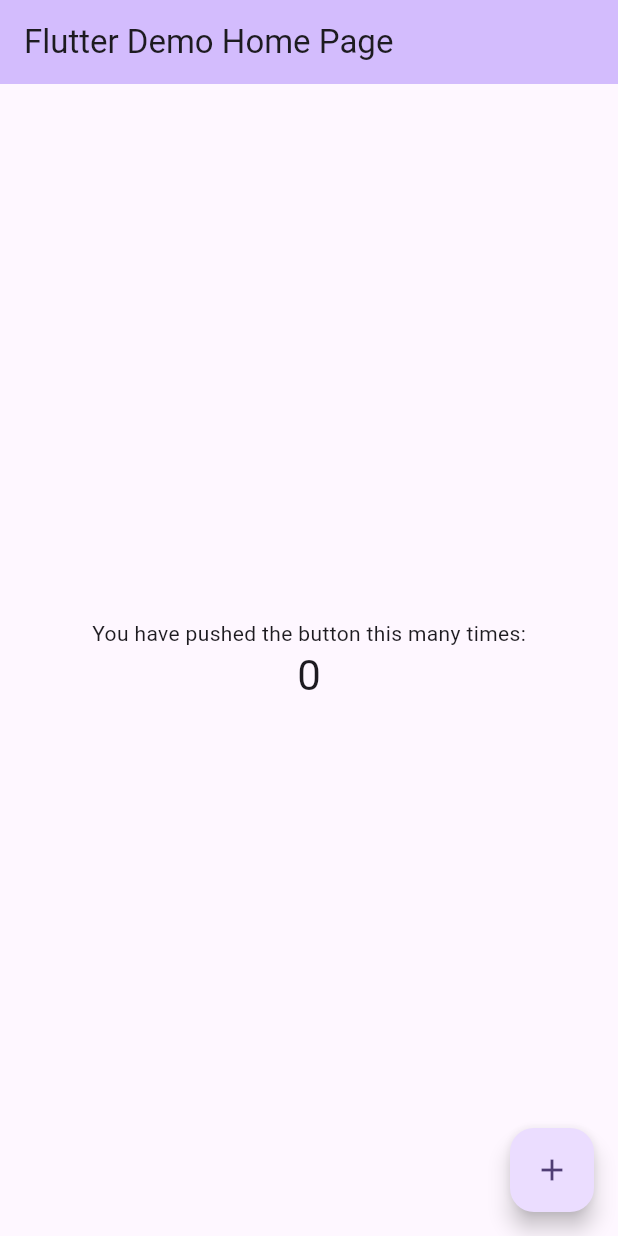
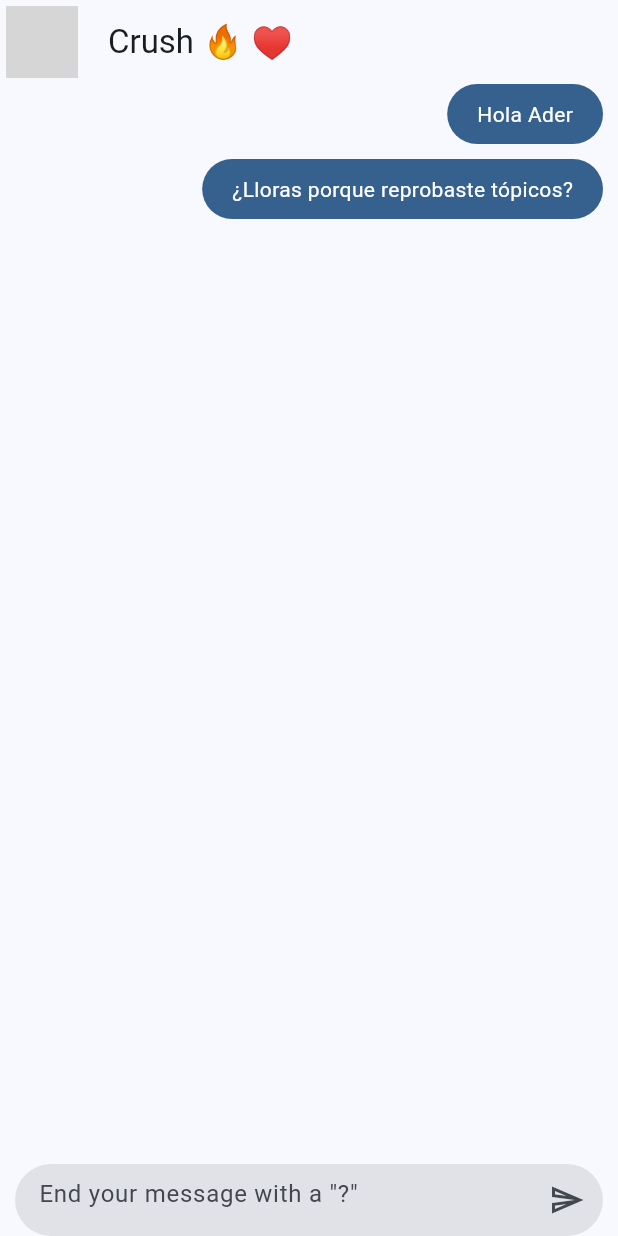
Before and after one commit to RodrigoGax/yes_no_app_rodrigo_4sa_24_3, a Flutter app: the screen it shows after launch, on a phone screen of 412 x 824 dp. Run offline on Flutter 3.47's test engine with Material 3 defaults, Android fonts, the phone set to English and light mode, and no system bars; our stand-ins replace dio; network calls fail; grey boxes are pictures that could not be loaded.

Commit message:
UI added + provider

```diff
--- /dev/null
+++ b/lib/config/theme/app_theme.dart
@@ -0,0 +1,29 @@
+import 'package:flutter/material.dart';
+
+const Color _customColor = Color(0xFF49149F);
+
+const List<Color> _colorThemes = [
+  _customColor,
+  Colors.blue,
+  Colors.teal,
+  Colors.green,
+  Colors.yellow,
+  Colors.orange,
+  Colors.pink,
+];
+
+class AppTheme {
+  final int selectedColor;
+
+  AppTheme({this.selectedColor = 0})
+      : assert(selectedColor >= 0 && selectedColor <= _colorThemes.length - 1,
+            'Colors must be between 0 and ${_colorThemes.length}');
+
+  ThemeData theme() {
+    return ThemeData(
+      useMaterial3: true,
+      colorSchemeSeed: _colorThemes[selectedColor],
+      // brightness: Brightness.dark
+    );
+  }
+}
--- a/lib/main.dart
+++ b/lib/main.dart
@@ -1,125 +1,25 @@
 import 'package:flutter/material.dart';
+import 'package:provider/provider.dart';
 
-void main() {
-  runApp(const MyApp());
-}
+import 'package:yes_no_app_rodrigo_4sa/config/theme/app_theme.dart';
+import 'package:yes_no_app_rodrigo_4sa/presentation/providers/chat_provider.dart';
+import 'package:yes_no_app_rodrigo_4sa/presentation/screens/chat/chat_screen.dart';
+
+void main() => runApp(const MyApp());
 
 class MyApp extends StatelessWidget {
   const MyApp({super.key});
 
-  // This widget is the root of your application.
   @override
   Widget build(BuildContext context) {
-    return MaterialApp(
-      title: 'Flutter Demo',
-      theme: ThemeData(
-        // This is the theme of your application.
-        //
-        // TRY THIS: Try running your application with "flutter run". You'll see
-        // the application has a purple toolbar. Then, without quitting the app,
-        // try changing the seedColor in the colorScheme below to Colors.green
-        // and then invoke "hot reload" (save your changes or press the "hot
-        // reload" button in a Flutter-supported IDE, or press "r" if you used
-        // the command line to start the app).
-        //
-        // Notice that the counter didn't reset back to zero; the application
-        // state is not lost during the reload. To reset the state, use hot
-        // restart instead.
-        //
-        // This works for code too, not just values: Most code changes can be
-        // tested with just a hot reload.
-        colorScheme: ColorScheme.fromSeed(seedColor: Colors.deepPurple),
-        useMaterial3: true,
+    return MultiProvider(
+      providers: [ChangeNotifierProvider(create: (_) => ChatProvider())],
+      child: MaterialApp(
+          title: 'Yes No App',
+          debugShowCheckedModeBanner: false,
+          theme: AppTheme(selectedColor: 1).theme(),
+          home: const ChatScreen()
       ),
-      home: const MyHomePage(title: 'Flutter Demo Home Page'),
     );
   }
 }
-
-class MyHomePage extends StatefulWidget {
-  const MyHomePage({super.key, required this.title});
-
-  // This widget is the home page of your application. It is stateful, meaning
-  // that it has a State object (defined below) that contains fields that affect
-  // how it looks.
-
-  // This class is the configuration for the state. It holds the values (in this
-  // case the title) provided by the parent (in this case the App widget) and
-  // used by the build method of the State. Fields in a Widget subclass are
-  // always marked "final".
-
-  final String title;
-
-  @override
-  State<MyHomePage> createState() => _MyHomePageState();
-}
-
-class _MyHomePageState extends State<MyHomePage> {
-  int _counter = 0;
-
-  void _incrementCounter() {
-    setState(() {
-      // This call to setState tells the Flutter framework that something has
-      // changed in this State, which causes it to rerun the build method below
-      // so that the display can reflect the updated values. If we changed
-      // _counter without calling setState(), then the build method would not be
-      // called again, and so nothing would appear to happen.
-      _counter++;
-    });
-  }
-
-  @override
-  Widget build(BuildContext context) {
-    // This method is rerun every time setState is called, for instance as done
-    // by the _incrementCounter method above.
-    //
-    // The Flutter framework has been optimized to make rerunning build methods
-    // fast, so that you can just rebuild anything that needs updating rather
-    // than having to individually change instances of widgets.
-    return Scaffold(
-      appBar: AppBar(
-        // TRY THIS: Try changing the color here to a specific color (to
-        // Colors.amber, perhaps?) and trigger a hot reload to see the AppBar
-        // change color while the other colors stay the same.
-        backgroundColor: Theme.of(context).colorScheme.inversePrimary,
-        // Here we take the value from the MyHomePage object that was created by
-        // the App.build method, and use it to set our appbar title.
-        title: Text(widget.title),
-      ),
-      body: Center(
-        // Center is a layout widget. It takes a single child and positions it
-        // in the middle of the parent.
-        child: Column(
-          // Column is also a layout widget. It takes a list of children and
-          // arranges them vertically. By default, it sizes itself to fit its
-          // children horizontally, and tries to be as tall as its parent.
-          //
-          // Column has various properties to control how it sizes itself and
-          // how it positions its children. Here we use mainAxisAlignment to
-          // center the children vertically; the main axis here is the vertical
-          // axis because Columns are vertical (the cross axis would be
-          // horizontal).
-          //
-          // TRY THIS: Invoke "debug painting" (choose the "Toggle Debug Paint"
-          // action in the IDE, or press "p" in the console), to see the
-          // wireframe for each widget.
-          mainAxisAlignment: MainAxisAlignment.center,
-          children: <Widget>[
-            const Text(
-              'You have pushed the button this many times:',
-            ),
-            Text(
-              '$_counter',
-              style: Theme.of(context).textTheme.headlineMedium,
-            ),
-          ],
-        ),
-      ),
-      floatingActionButton: FloatingActionButton(
-        onPressed: _incrementCounter,
-        tooltip: 'Increment',
-        child: const Icon(Icons.add),
-      ), // This trailing comma makes auto-formatting nicer for build methods.
-    );
-  }
-}
--- a/lib/presentation/providers/chat_provider.dart
+++ b/lib/presentation/providers/chat_provider.dart
@@ -1,12 +1,10 @@
 import 'package:flutter/material.dart';
 import 'package:yes_no_app_rodrigo_4sa/domain/entities/message.dart';
-
-//Puntos para luis, Ader, Pablo, Daniel Chalé, Kevin
 
 class ChatProvider extends ChangeNotifier {
   List<Message> messageList = [
     Message(text: 'Hola Ader', fromWho: FromWho.me),
-    Message(text: '¿Lloras porque reprobaste tópicos?', fromWho: FromWho.me)
+    Message(text: '¿Lloras porque reprobaste tópicos?', fromWho: FromWho.me),
   ];
   //Controlador para manejar la posición del scroll
   final ScrollController chatScrollController = ScrollController();
@@ -25,6 +23,7 @@
 
   //Mover el scroll al último mensaje
   Future<void> moveScrollToBottom() async {
+    if (chatScrollController.hasClients) {
     //Un pequeño atraso en la animación para garantizar que siempre
     //se verá aún cuando se envíen mensajes cortos y rápidos
     await Future.delayed(const Duration(seconds: 1));
@@ -36,5 +35,6 @@
         duration: const Duration(milliseconds: 300),
         //"Rebote" al final de la animación
         curve: Curves.easeOut);
+    }
   }
 }
--- /dev/null
+++ b/lib/presentation/screens/chat/chat_screen.dart
@@ -0,0 +1,65 @@
+import 'package:flutter/material.dart';
+import 'package:provider/provider.dart';
+import 'package:yes_no_app_rodrigo_4sa/domain/entities/message.dart';
+import 'package:yes_no_app_rodrigo_4sa/presentation/providers/chat_provider.dart';
+import 'package:yes_no_app_rodrigo_4sa/presentation/widgets/chat/her_message_bubble.dart';
+import 'package:yes_no_app_rodrigo_4sa/presentation/widgets/chat/my_message_bubble.dart';
+import 'package:yes_no_app_rodrigo_4sa/presentation/widgets/shared/message_field_box.dart';
+
+class ChatScreen extends StatelessWidget {
+  const ChatScreen({super.key});
+
+  @override
+  Widget build(BuildContext context) {
+    return Scaffold(
+      appBar: AppBar(
+        leading: const Padding(
+          padding: EdgeInsets.all(4.0),
+          child: CircleAvatar(
+            backgroundImage: NetworkImage(
+                // 'https://i.pinimg.com/564x/14/1b/4e/141b4e3e08d9a134d97c1d135a482ce4.jpg'),
+                'https://myket.ir/app-icon/76cbe69a-b0af-4d00-9ba5-7506bdd8282d.png'),
+          ),
+        ),
+        title: const Text('Crush 🔥 ♥️'),
+        centerTitle: false,
+      ),
+      body: _ChatView(),
+    );
+  }
+}
+
+class _ChatView extends StatelessWidget {
+  @override
+  Widget build(BuildContext context) {
+    //Pedirle al widget que esté pendiente de todos los cambios
+    final chatProvider = context.watch<ChatProvider>();
+    return SafeArea(
+      child: Padding(
+        padding: const EdgeInsets.symmetric(horizontal: 10),
+        child: Column(
+          children: [
+            Expanded(
+                child: ListView.builder(
+                    itemCount: chatProvider.messageList.length,
+                    itemBuilder: (context, index) {
+                      //Instancia del message que sabrá de quién es el mensaje
+                      final message = chatProvider.messageList[index];
+                      return (message.fromWho == FromWho.hers)
+                          ? HerMessageBubble()
+                          : MyMessageBubble(
+                              message: message,
+                            );
+                    })),
+
+            /// Caja de texto de mensajes
+            MessageFieldBox(
+              //Una vez que tenga el valor cambiado, envíalo
+              onValue: chatProvider.sendMessage,
+            ),
+          ],
+        ),
+      ),
+    );
+  }
+}
--- /dev/null
+++ b/lib/presentation/widgets/chat/my_message_bubble.dart
@@ -0,0 +1,30 @@
+import 'package:flutter/material.dart';
+import 'package:yes_no_app_rodrigo_4sa/domain/entities/message.dart';
+
+class MyMessageBubble extends StatelessWidget {
+  final Message message;
+  const MyMessageBubble({super.key, required this.message});
+
+  @override
+  Widget build(BuildContext context) {
+    final colors = Theme.of(context).colorScheme;
+
+    return Column(
+      crossAxisAlignment: CrossAxisAlignment.end,
+      children: [
+        Container(
+          decoration: BoxDecoration(
+              color: colors.primary, borderRadius: BorderRadius.circular(20)),
+          child: Padding(
+            padding: const EdgeInsets.symmetric(horizontal: 20, vertical: 10),
+            child: Text(
+              message.text,
+              style: const TextStyle(color: Colors.white),
+            ),
+          ),
+        ),
+        const SizedBox(height: 10)
+      ],
+    );
+  }
+}
--- /dev/null
+++ b/lib/presentation/widgets/shared/message_field_box.dart
@@ -0,0 +1,47 @@
+import 'package:flutter/material.dart';
+
+class MessageFieldBox extends StatelessWidget {
+  //Emite el valor cambiado
+  final ValueChanged<String> onValue;
+  const MessageFieldBox({super.key, required this.onValue});
+
+  @override
+  Widget build(BuildContext context) {
+    final textController = TextEditingController();
+    final focusNode = FocusNode();
+
+    final outlineInputBorder = UnderlineInputBorder(
+        borderSide: const BorderSide(color: Colors.transparent),
+        borderRadius: BorderRadius.circular(40));
+
+    final inputDecoration = InputDecoration(
+      hintText: 'End your message with a "?"',
+      enabledBorder: outlineInputBorder,
+      focusedBorder: outlineInputBorder,
+      filled: true,
+      suffixIcon: IconButton(
+        icon: const Icon(Icons.send_outlined),
+        onPressed: () {
+          final textValue = textController.value.text;
+          //Notifica que el texto que escribo ya cambió
+          onValue(textValue);
+          textController.clear();
+        },
+      ),
+    );
+
+    return TextFormField(
+      onTapOutside: (event) {
+        focusNode.unfocus();
+      },
+      focusNode: focusNode,
+      controller: textController,
+      decoration: inputDecoration,
+      onFieldSubmitted: (value) {
+        textController.clear();
+        focusNode.requestFocus();
+        onValue(value);
+      },
+    );
+  }
+}
```
Also changed, not shown: lib/presentation/widgets/chat/her_message_bubble.dart (added, +56 -0 lines).
